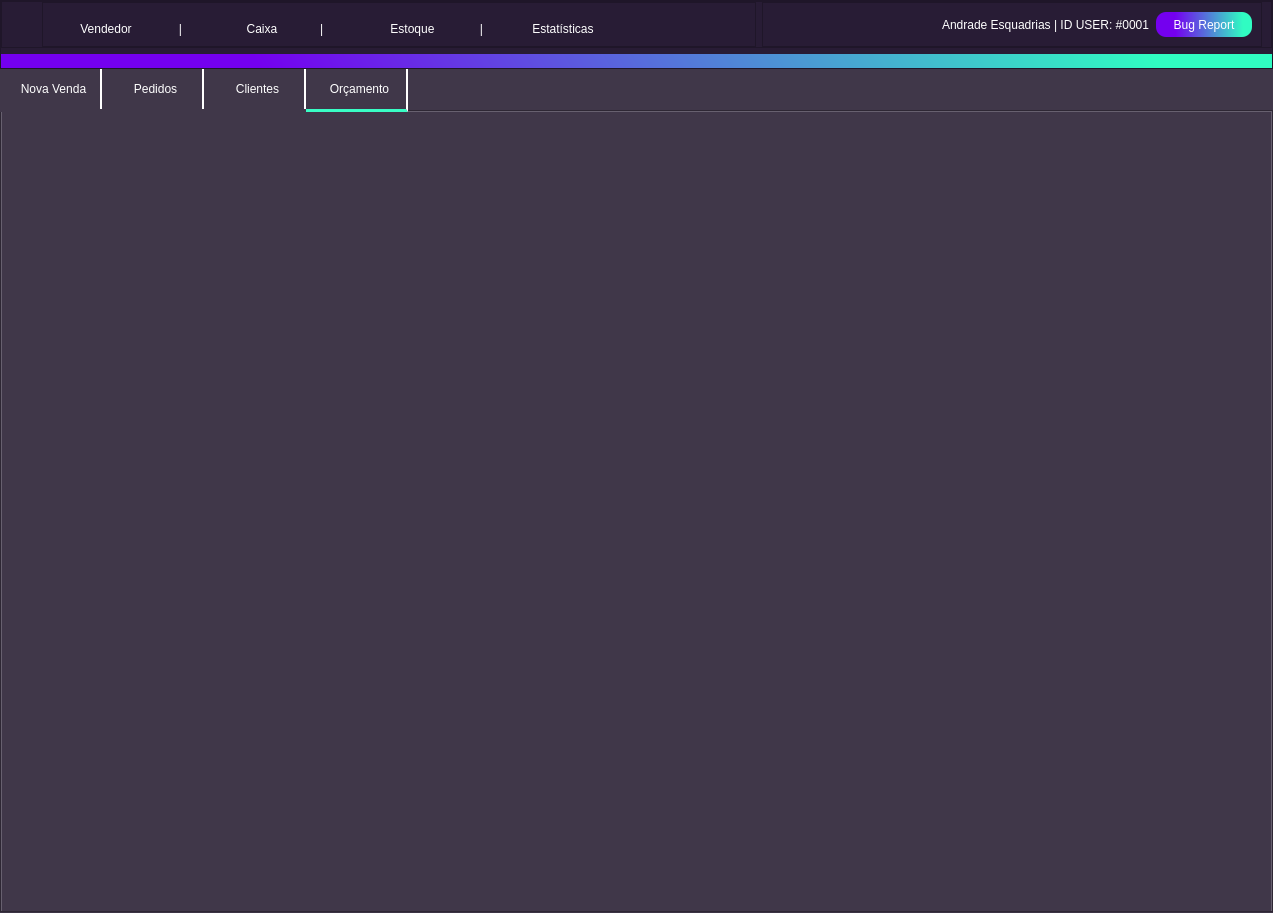
Old version of the form main.ui in the repository Torbenn-1/Orb.
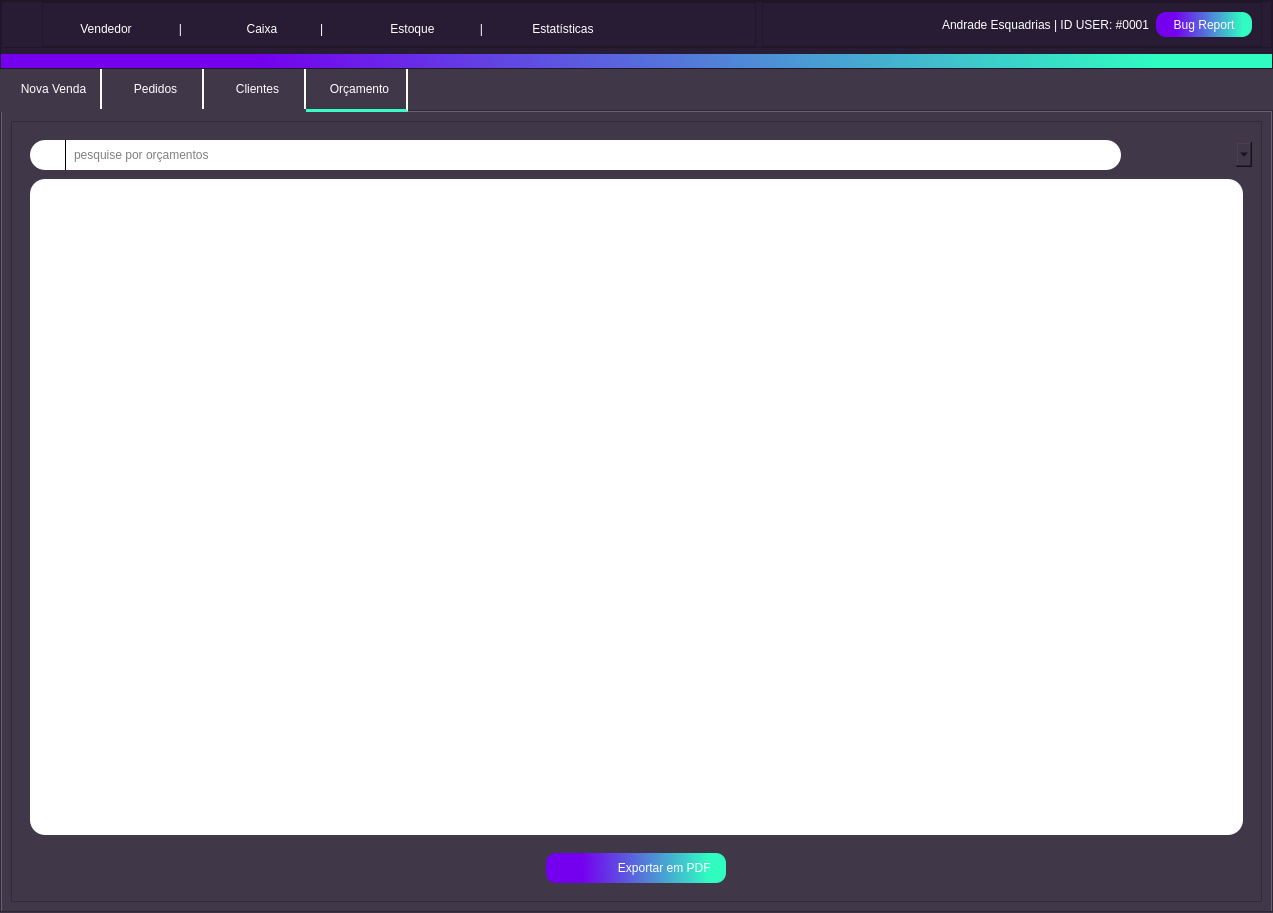
New version of the form. The open tabs and pages were chosen to show the change. Icons and pictures are not drawn.

Diff of the .ui file:
```diff
--- a/main.ui
+++ b/main.ui
@@ -2986,6 +2986,324 @@
        <attribute name="title">
         <string>Orçamento</string>
        </attribute>
+       <layout class="QHBoxLayout" name="horizontalLayout_36">
+        <item>
+         <widget class="QFrame" name="frame_52">
+          <property name="frameShape">
+           <enum>QFrame::StyledPanel</enum>
+          </property>
+          <property name="frameShadow">
+           <enum>QFrame::Raised</enum>
+          </property>
+          <layout class="QVBoxLayout" name="verticalLayout_9">
+           <item>
+            <widget class="QFrame" name="frame_53">
+             <property name="styleSheet">
+              <string notr="true">border-radius:15px;</string>
+             </property>
+             <property name="frameShape">
+              <enum>QFrame::StyledPanel</enum>
+             </property>
+             <property name="frameShadow">
+              <enum>QFrame::Raised</enum>
+             </property>
+             <layout class="QVBoxLayout" name="verticalLayout_22">
+              <property name="spacing">
+               <number>0</number>
+              </property>
+              <property name="leftMargin">
+               <number>0</number>
+              </property>
+              <property name="topMargin">
+               <number>0</number>
+              </property>
+              <property name="rightMargin">
+               <number>0</number>
+              </property>
+              <property name="bottomMargin">
+               <number>0</number>
+              </property>
+              <item>
+               <widget class="QFrame" name="frame_54">
+                <property name="frameShape">
+                 <enum>QFrame::StyledPanel</enum>
+                </property>
+                <property name="frameShadow">
+                 <enum>QFrame::Raised</enum>
+                </property>
+                <layout class="QHBoxLayout" name="horizontalLayout_31">
+                 <property name="spacing">
+                  <number>0</number>
+                 </property>
+                 <property name="rightMargin">
+                  <number>0</number>
+                 </property>
+                 <property name="bottomMargin">
+                  <number>0</number>
+                 </property>
+                 <item>
+                  <widget class="QFrame" name="frame_55">
+                   <property name="frameShape">
+                    <enum>QFrame::StyledPanel</enum>
+                   </property>
+                   <property name="frameShadow">
+                    <enum>QFrame::Raised</enum>
+                   </property>
+                   <layout class="QHBoxLayout" name="horizontalLayout_32">
+                    <property name="leftMargin">
+                     <number>0</number>
+                    </property>
+                    <property name="topMargin">
+                     <number>0</number>
+                    </property>
+                    <property name="rightMargin">
+                     <number>0</number>
+                    </property>
+                    <property name="bottomMargin">
+                     <number>0</number>
+                    </property>
+                    <item>
+                     <widget class="QFrame" name="frame_56">
+                      <property name="minimumSize">
+                       <size>
+                        <width>0</width>
+                        <height>30</height>
+                       </size>
+                      </property>
+                      <property name="maximumSize">
+                       <size>
+                        <width>16777215</width>
+                        <height>40</height>
+                       </size>
+                      </property>
+                      <property name="styleSheet">
+                       <string notr="true">background-color:white;
+color:black;</string>
+                      </property>
+                      <property name="frameShape">
+                       <enum>QFrame::StyledPanel</enum>
+                      </property>
+                      <property name="frameShadow">
+                       <enum>QFrame::Raised</enum>
+                      </property>
+                      <layout class="QHBoxLayout" name="horizontalLayout_33">
+                       <property name="topMargin">
+                        <number>0</number>
+                       </property>
+                       <property name="bottomMargin">
+                        <number>0</number>
+                       </property>
+                       <item>
+                        <widget class="QLabel" name="label_35">
+                         <property name="minimumSize">
+                          <size>
+                           <width>20</width>
+                           <height>20</height>
+                          </size>
+                         </property>
+                         <property name="maximumSize">
+                          <size>
+                           <width>20</width>
+                           <height>20</height>
+                          </size>
+                         </property>
+                         <property name="styleSheet">
+                          <string notr="true">border-image: url(:/iconteste/icons/loupe (1).png);
+border-radius:12px;</string>
+                         </property>
+                         <property name="text">
+                          <string/>
+                         </property>
+                        </widget>
+                       </item>
+                       <item>
+                        <widget class="Line" name="line_4">
+                         <property name="minimumSize">
+                          <size>
+                           <width>1</width>
+                           <height>25</height>
+                          </size>
+                         </property>
+                         <property name="maximumSize">
+                          <size>
+                           <width>1</width>
+                           <height>16777215</height>
+                          </size>
+                         </property>
+                         <property name="styleSheet">
+                          <string notr="true">background-color:black;	</string>
+                         </property>
+                         <property name="orientation">
+                          <enum>Qt::Vertical</enum>
+                         </property>
+                        </widget>
+                       </item>
+                       <item>
+                        <widget class="QLineEdit" name="lineEdit_4">
+                         <property name="minimumSize">
+                          <size>
+                           <width>0</width>
+                           <height>25</height>
+                          </size>
+                         </property>
+                         <property name="styleSheet">
+                          <string notr="true">background-color:white;
+font: 12pt &quot;MS Shell Dlg 2&quot;;
+color:black;
+border-radius:10px;</string>
+                         </property>
+                         <property name="placeholderText">
+                          <string>pesquise por orçamentos </string>
+                         </property>
+                        </widget>
+                       </item>
+                      </layout>
+                     </widget>
+                    </item>
+                    <item>
+                     <widget class="QComboBox" name="comboBox_8">
+                      <property name="minimumSize">
+                       <size>
+                        <width>125</width>
+                        <height>25</height>
+                       </size>
+                      </property>
+                      <property name="styleSheet">
+                       <string notr="true">QComboBox {
+	border: transparent;
+
+}
+QComboBox::drop-down:button{
+border:transparent; background:transparent;
+border-image: url(:/iconteste/icons/arrow-white.png);
+width: 14,px;
+height: 14px;
+padding-top:1px;
+margin-top:3px;
+
+}
+
+QComboBox QAbstractItemView{
+	
+	border:1px solid black;
+	border-radius:0px;
+ 
+	
+}
+</string>
+                      </property>
+                     </widget>
+                    </item>
+                   </layout>
+                  </widget>
+                 </item>
+                </layout>
+               </widget>
+              </item>
+              <item>
+               <widget class="QFrame" name="frame_57">
+                <property name="minimumSize">
+                 <size>
+                  <width>700</width>
+                  <height>0</height>
+                 </size>
+                </property>
+                <property name="maximumSize">
+                 <size>
+                  <width>16515165</width>
+                  <height>16777215</height>
+                 </size>
+                </property>
+                <property name="frameShape">
+                 <enum>QFrame::StyledPanel</enum>
+                </property>
+                <property name="frameShadow">
+                 <enum>QFrame::Raised</enum>
+                </property>
+                <layout class="QHBoxLayout" name="horizontalLayout_34">
+                 <item>
+                  <widget class="QTableWidget" name="tableWidget_6">
+                   <property name="styleSheet">
+                    <string notr="true">background-color:white;
+color:black;</string>
+                   </property>
+                  </widget>
+                 </item>
+                </layout>
+               </widget>
+              </item>
+              <item>
+               <widget class="QFrame" name="frame_58">
+                <property name="frameShape">
+                 <enum>QFrame::StyledPanel</enum>
+                </property>
+                <property name="frameShadow">
+                 <enum>QFrame::Raised</enum>
+                </property>
+                <layout class="QHBoxLayout" name="horizontalLayout_35">
+                 <item>
+                  <widget class="QPushButton" name="pushButton_14">
+                   <property name="minimumSize">
+                    <size>
+                     <width>170</width>
+                     <height>30</height>
+                    </size>
+                   </property>
+                   <property name="maximumSize">
+                    <size>
+                     <width>180</width>
+                     <height>16777215</height>
+                    </size>
+                   </property>
+                   <property name="layoutDirection">
+                    <enum>Qt::RightToLeft</enum>
+                   </property>
+                   <property name="styleSheet">
+                    <string notr="true">
+
+
+QPushButton{
+border:1px;
+background-color: qlineargradient(spread:pad, x1:0.0227727, y1:0.557, x2:1, y2:0.551, stop:0.181818 rgba(116, 0, 239, 255), stop:0.903409 rgba(48, 252, 194, 255));
+border-radius:10px;
+color:white;
+}
+QPushButton::hover
+{
+
+
+border-width: 2px;
+
+border-color: black;
+
+}
+QPushButton::pressed
+{
+border-style: outset;
+border-width: 3px;
+border-color: #30fcc2;
+}
+</string>
+                   </property>
+                   <property name="text">
+                    <string>                 Exportar em PDF</string>
+                   </property>
+                   <property name="icon">
+                    <iconset resource="qrc/source.qrc">
+                     <normaloff>:/iconteste/icons/right white arrow.png</normaloff>:/iconteste/icons/right white arrow.png</iconset>
+                   </property>
+                  </widget>
+                 </item>
+                </layout>
+               </widget>
+              </item>
+             </layout>
+            </widget>
+           </item>
+          </layout>
+         </widget>
+        </item>
+       </layout>
       </widget>
      </widget>
     </item>
```
Left out of the diff: 2 changed lines with no effect on the pictures.
